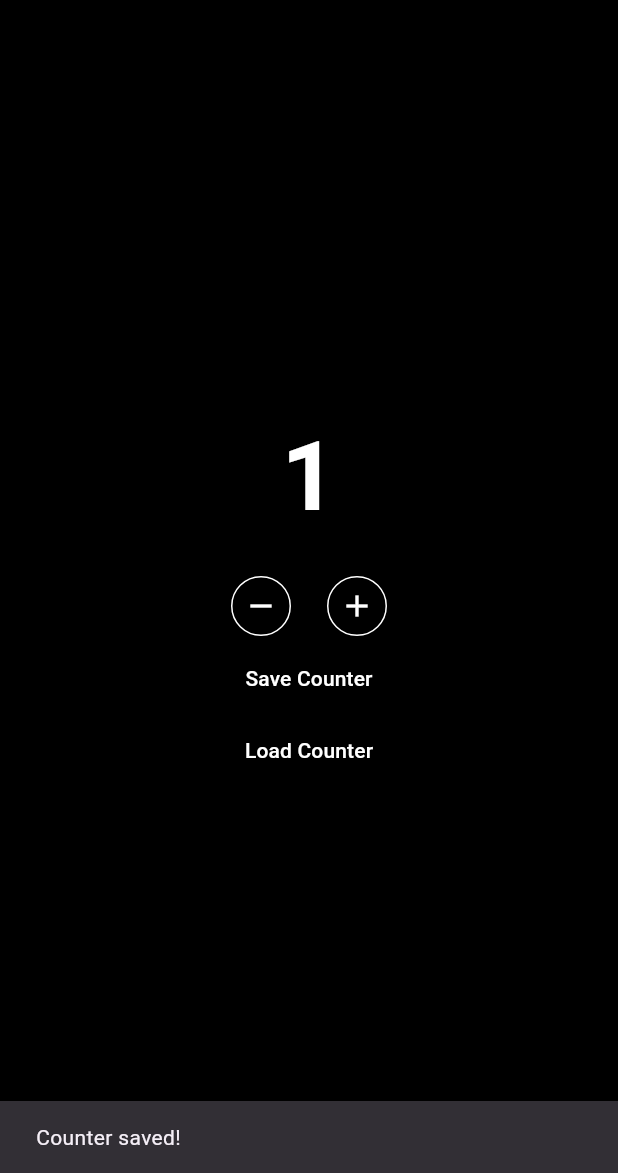
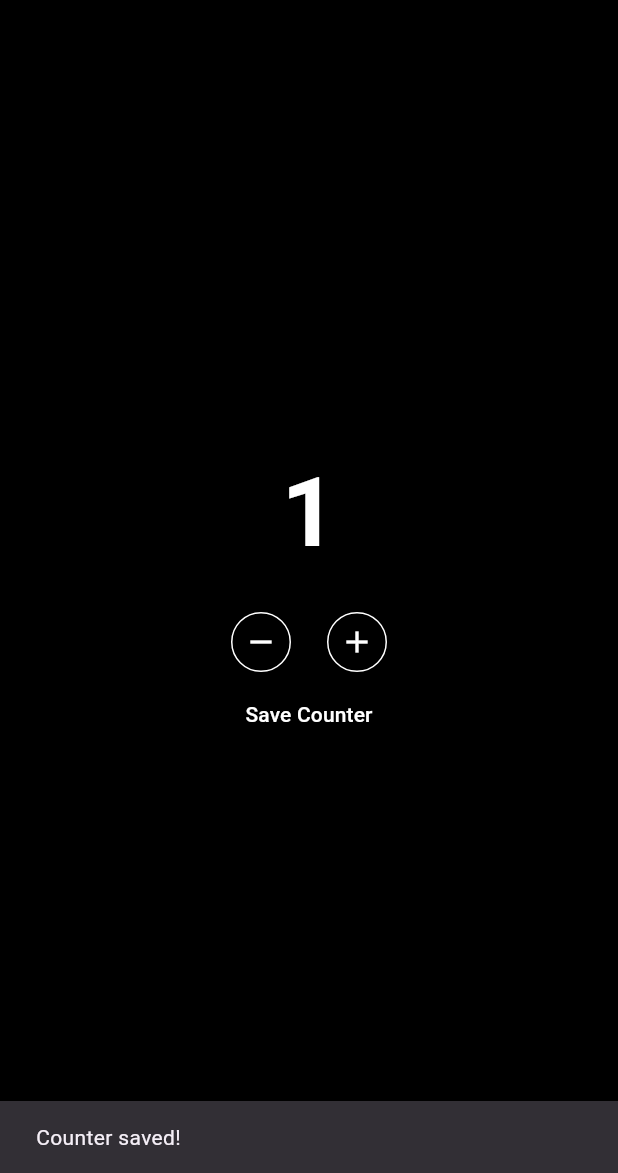
Before and after one commit to Computational-Flute/counter_demo, a Flutter app: the screen it shows after launch, after a tap on the "add" icon, after a tap on "Save Counter", on a phone screen of 412 x 824 dp, the part 63-1236 px from its top. Run offline on Flutter 3.47's test engine with Material 3 defaults, Android fonts, the phone set to English and light mode, and no system bars; our stand-ins replace shared_preferences.

Commit message:
chore:created CounterModel class and refactored counter logic and state from CounterPageSate to CounterModel

```diff
--- /dev/null
+++ b/lib/counter_model.dart
@@ -0,0 +1,5 @@
+class CounterModel {
+  int count = 0;
+  void incrementCounter() => count++;
+  void decrementCounter() => (count > 0) ? count-- : count;
+}
--- a/lib/main.dart
+++ b/lib/main.dart
@@ -1,5 +1,7 @@
 import 'package:flutter/material.dart';
 import 'package:shared_preferences/shared_preferences.dart';
+
+import 'counter_model.dart';
 
 void main() {
   runApp(const MainApp());
@@ -22,26 +24,23 @@ class CounterPage extends StatefulWidget {
 }
 
 class _CounterPageState extends State<CounterPage> {
-  int _counter = 0;
+  @override
+  void initState() {
+    super.initState();
+    _loadCounter();
+  }
 
-  void _incrementCounter() => setState(() {
-    _counter++;
-    print(_counter);
-  });
-
-  void _decrementCounter() => setState(() {
-    (_counter > 0) ? _counter-- : _counter = 0;
-  });
+  CounterModel counter = CounterModel();
 
   Future<void> _saveCounter() async {
     final prefs = await SharedPreferences.getInstance();
-    await prefs.setInt('counter', _counter);
+    await prefs.setInt('counter', counter.count);
   }
 
   Future<void> _loadCounter() async {
     final prefs = await SharedPreferences.getInstance();
     setState(() {
-      _counter = prefs.getInt('counter') ?? 0;
+      counter.count = prefs.getInt('counter') ?? 0;
     });
   }
 
@@ -61,7 +60,7 @@ class _CounterPageState extends State<CounterPage> {
           mainAxisAlignment: MainAxisAlignment.center,
           children: [
             Text(
-              '$_counter',
+              '${counter.count}',
               style: TextStyle(
                 color: Colors.white,
                 fontWeight: FontWeight.bold,
@@ -79,7 +78,9 @@ class _CounterPageState extends State<CounterPage> {
                     ),
                   ),
                   onPressed: () {
-                    _decrementCounter();
+                    setState(() {
+                      counter.decrementCounter();
+                    });
                   },
                   icon: Icon(Icons.remove, color: Colors.white),
                 ),
@@ -91,7 +92,9 @@ class _CounterPageState extends State<CounterPage> {
                     ),
                   ),
                   onPressed: () {
-                    _incrementCounter();
+                    setState(() {
+                      counter.incrementCounter();
+                    });
                   },
                   icon: Icon(Icons.add, color: Colors.white),
                 ),
@@ -108,13 +111,6 @@ class _CounterPageState extends State<CounterPage> {
                 style: TextStyle(color: Colors.white),
               ),
             ),
-            TextButton(
-              onPressed: _loadCounter,
-              child: Text(
-                'Load Counter',
-                style: TextStyle(color: Colors.white),
-              ),
-            ),
           ],
         ),
       ),
```
Also changed, not shown: pubspec.lock, 2 other files.
